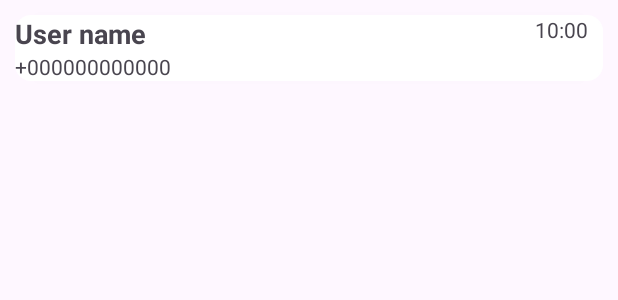
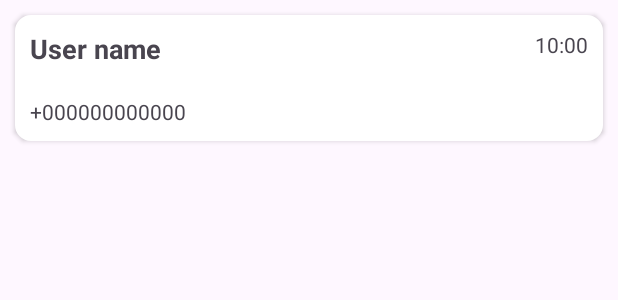
Before and after one commit to NguyenDucAnh1908/restaurant-reservation-application, an Android app: the layout chat_room_row.xml on its own in the app's theme, with its tools: preview values and no code run, on a phone screen of 412 x 824 dp. Shown: the top 300 px of the screen. Run offline under Robolectric (Android 15) with nearby library versions, the phone set to English and light mode, and no system bars.

Commit message:
fix/chat

```diff
--- a/app/src/main/res/layout/chat_room_row.xml
+++ b/app/src/main/res/layout/chat_room_row.xml
@@ -20,6 +20,7 @@
                 android:layout_width="wrap_content"
                 android:layout_height="wrap_content"
                 tools:text="User name"
+                android:layout_margin="10dp"
                 android:textSize="18sp"
                 android:textStyle="bold"
                 android:id="@+id/user_name_text"/>
@@ -27,6 +28,7 @@
                 android:layout_width="wrap_content"
                 android:layout_height="wrap_content"
                 tools:text="10:00"
+                android:layout_margin="10dp"
                 android:layout_alignParentEnd="true"
                 android:layout_marginEnd="10dp"
                 android:id="@+id/last_message_time_text"/>
@@ -36,6 +38,7 @@
             android:layout_width="wrap_content"
             android:layout_height="wrap_content"
             tools:text="+000000000000"
+            android:layout_margin="10dp"
             android:id="@+id/last_message_text"/>
     </LinearLayout>
     </LinearLayout>
```
Also changed, not shown: app/src/main/java/com/restaurant_reservation_application/Activity/EditProfileActivity.java (+20 -4 lines).
